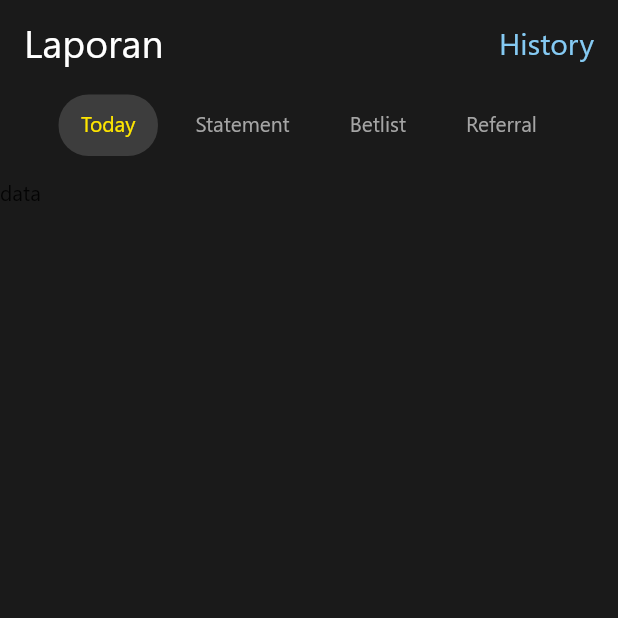
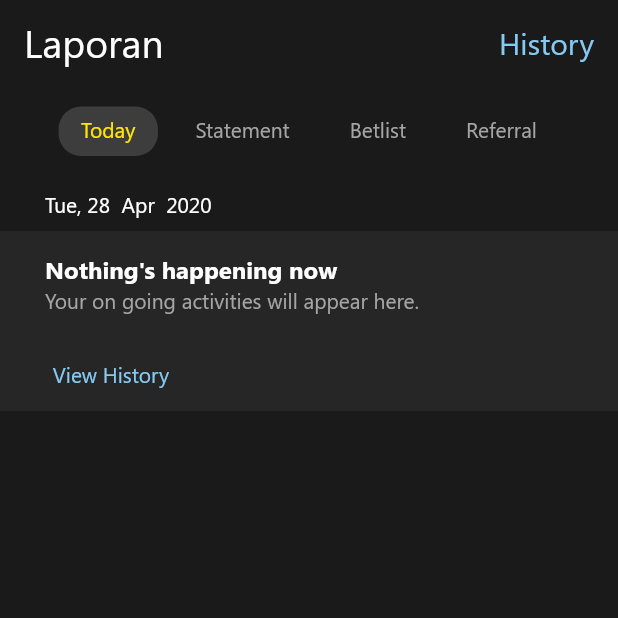
Before and after one commit to tri-et/liga95, a Flutter app: the LaporanScreen screen opened directly, on a phone screen of 412 x 824 dp, the top half of it. Run offline on Flutter 3.47's test engine with Material 2 defaults, Android fonts, the phone set to English and light mode, and no system bars.

Commit message:
create  page today

```diff
--- a/lib/screens/laporan-screen.dart
+++ b/lib/screens/laporan-screen.dart
@@ -2,18 +2,43 @@ import 'package:flutter/material.dart';
 import 'package:liga95/screens/betlist-screen.dart';
 import 'package:liga95/screens/referral-screen.dart';
 import 'package:liga95/screens/statement-screen.dart';
+import 'package:liga95/screens/today-screen.dart';
 
 class LaporanScreen extends StatefulWidget {
   @override
   _LaporanScreenState createState() => _LaporanScreenState();
 }
 
-class _LaporanScreenState extends State<LaporanScreen> {
+class _LaporanScreenState extends State<LaporanScreen> with SingleTickerProviderStateMixin {
+  TabController _tabController;
+  final List<Widget> myTabs = <Widget>[
+    Container(
+      padding: EdgeInsets.fromLTRB(15.0, 6.0, 15.0, 6.0),
+      margin: EdgeInsets.all(0.0),
+      child: Text("Today"),
+    ),
+    Container(
+      padding: EdgeInsets.fromLTRB(15.0, 6.0, 15.0, 6.0),
+      child: Text("Statement"),
+    ),
+    Container(
+      padding: EdgeInsets.fromLTRB(15.0, 6.0, 15.0, 6.0),
+      child: Text("Betlist"),
+    ),
+    Container(
+      padding: EdgeInsets.fromLTRB(15.0, 6.0, 15.0, 6.0),
+      child: Text("Referral"),
+    ),
+  ];
+  @override
+  void initState() {
+    super.initState();
+    _tabController = TabController(length: myTabs.length, vsync: this);
+  }
+
   @override
   Widget build(BuildContext context) {
-    return DefaultTabController(
-      length: 4,
-      child: Scaffold(
+    return Scaffold(
         backgroundColor: Color(0xff1a1a1a),
         appBar: AppBar(
           automaticallyImplyLeading: false,
@@ -41,40 +66,23 @@ class _LaporanScreenState extends State<LaporanScreen> {
             indicatorColor: Colors.transparent,
             labelColor: Color(0xffffe600),
             unselectedLabelColor: Color(0xffa5a5a5),
-              labelPadding: EdgeInsets.only(left: 5.0, right: 5.0),
+            labelPadding: EdgeInsets.only(left: 5.0, right: 5.0, top: 0.0, bottom: 0.0),
             indicator: BoxDecoration(
               color: Color(0xff3d3d3d),
-                borderRadius: BorderRadius.all(Radius.circular(20.0)),
+              borderRadius: BorderRadius.all(Radius.circular(15.0)),
             ),
-              tabs: [
-                Container(
-                  padding: EdgeInsets.fromLTRB(15.0, 10.0, 15.0, 10.0),
-                  child: Text("Today"),
-                ),
-                Container(
-                  padding: EdgeInsets.fromLTRB(15.0, 10.0, 15.0, 10.0),
-                  child: Text("Statement"),
-                ),
-                Container(
-                  padding: EdgeInsets.fromLTRB(15.0, 10.0, 15.0, 10.0),
-                  child: Text("Betlist"),
-                ),
-                Container(
-                  padding: EdgeInsets.fromLTRB(15.0, 10.0, 15.0, 10.0),
-                  child: Text("Referral"),
-                ),
-              ],
+            controller: _tabController,
+            tabs: myTabs,
           ),
         ),
         body: Container(
-            padding: EdgeInsets.only(top:15.0),
-            child: TabBarView(children: [
-              Text("data"),
+          padding: EdgeInsets.only(top: 15.0),
+          child: TabBarView(controller: _tabController, children: [
+            TodayScreen(),
             StatementScreen(),
             BetListScreen(),
             ReferralScreen(),
           ]),
-          )),
-    );
+        ));
   }
 }
--- a/lib/screens/main-screen.dart
+++ b/lib/screens/main-screen.dart
@@ -22,8 +22,7 @@ class _MainScreenState extends State<MainScreen> {
     AccountScreen(),
   ];
   void _navigateToPage(int index) {
-    _pageController.animateToPage(index,
-        duration: Duration(milliseconds: 100), curve: Curves.bounceIn);
+    _pageController.animateToPage(index, duration: Duration(milliseconds: 100), curve: Curves.bounceInOut);
   }
 
   void _changeTab(int index) {
--- a/lib/screens/statement-screen.dart
+++ b/lib/screens/statement-screen.dart
@@ -1,4 +1,5 @@
 import 'package:flutter/material.dart';
+import 'package:intl/intl.dart';
 import 'package:liga95/widgets/liga-divider.dart';
 import 'package:liga95/widgets/liga-expansion-title.dart';
 
@@ -17,6 +18,7 @@ class StatementScreen extends StatelessWidget {
           title: "Minggu Ini",
           children: _items,
         ),
+        LigaDivider(),
         LigaExpansionTile(
           title: "Minggu Lalu",
           children: _items,
@@ -27,13 +29,14 @@ class StatementScreen extends StatelessWidget {
 }
 
 class StatementItem extends StatelessWidget {
+  static var formatter = DateFormat('yyyy-MM-dd');
   @override
   Widget build(BuildContext context) {
     return Container(
       color: Color(0xff262626),
       child: ListTile(
         title: Text(
-          "2020-03-09",
+          formatter.format(DateTime.now()),
           style: TextStyle(
             color: Colors.white,
             fontWeight: FontWeight.bold,
--- /dev/null
+++ b/lib/screens/today-screen.dart
@@ -0,0 +1,60 @@
+import 'package:flutter/material.dart';
+import 'package:intl/intl.dart';
+
+class TodayScreen extends StatelessWidget {
+  static var formatter = DateFormat('E, dd  MMM  yyyy');
+  @override
+  Widget build(BuildContext context) {
+    return Column(
+      children: <Widget>[
+        Container(
+          padding: EdgeInsets.fromLTRB(30.0, 8.0, 0.0, 8.0),
+          alignment: Alignment.centerLeft,
+          child: Text(
+            formatter.format(DateTime.now()),
+            style: TextStyle(color: Colors.white),
+          ),
+        ),
+        Container(
+          color: Color(0xff262626),
+          padding: EdgeInsets.only(
+            left: 30.0,
+          ),
+          child: Column(
+            crossAxisAlignment: CrossAxisAlignment.start,
+            children: <Widget>[
+              ListTile(
+                title: Text(
+                  "Nothing's happening now",
+                  style: TextStyle(
+                    color: Colors.white,
+                    fontWeight: FontWeight.bold,
+                  ),
+                ),
+                subtitle: Text(
+                  "Your on going activities will appear here.",
+                  style: TextStyle(
+                    color: Color(0xffa5a5a5),
+                  ),
+                ),
+                contentPadding: EdgeInsets.all(0.0),
+              ),
+              FlatButton(
+                onPressed: () {
+                  print("testing");
+                },
+                padding: EdgeInsets.all(0.0),
+                child: Text(
+                  "View History",
+                  style: TextStyle(
+                    color: Color(0xff85caf3),
+                  ),
+                ),
+              ),
+            ],
+          ),
+        ),
+      ],
+    );
+  }
+}
--- a/lib/widgets/liga-expansion-title.dart
+++ b/lib/widgets/liga-expansion-title.dart
@@ -40,11 +40,14 @@ class _LigaExpansionTileState extends State<LigaExpansionTile> with SingleTicker
 
     widget.children.asMap().forEach((index, value) {
       _list.add(value);
-      if (index < widget.children.length - 1)
-        _list.add(LigaDivider());
-      else
-        _list.add(SizedBox(height: 10.0));
+      if (index < widget.children.length - 1) _list.add(LigaDivider());
     });
+  }
+
+  @override
+  void dispose() {
+    super.dispose();
+    _controller.dispose();
   }
 
   @override
@@ -58,7 +61,12 @@ class _LigaExpansionTileState extends State<LigaExpansionTile> with SingleTicker
               return ClipRect(
                 child: Align(
                   heightFactor: _heightFactor.value,
-                  child: Column(children: _list),
+                  child: Container(
+                    padding: EdgeInsets.only(bottom: 15.0),
+                    child: Column(
+                      children: _list,
+                    ),
+                  ),
                 ),
               );
             }),
```
Lines whose indentation alone changed are shown as unchanged.
